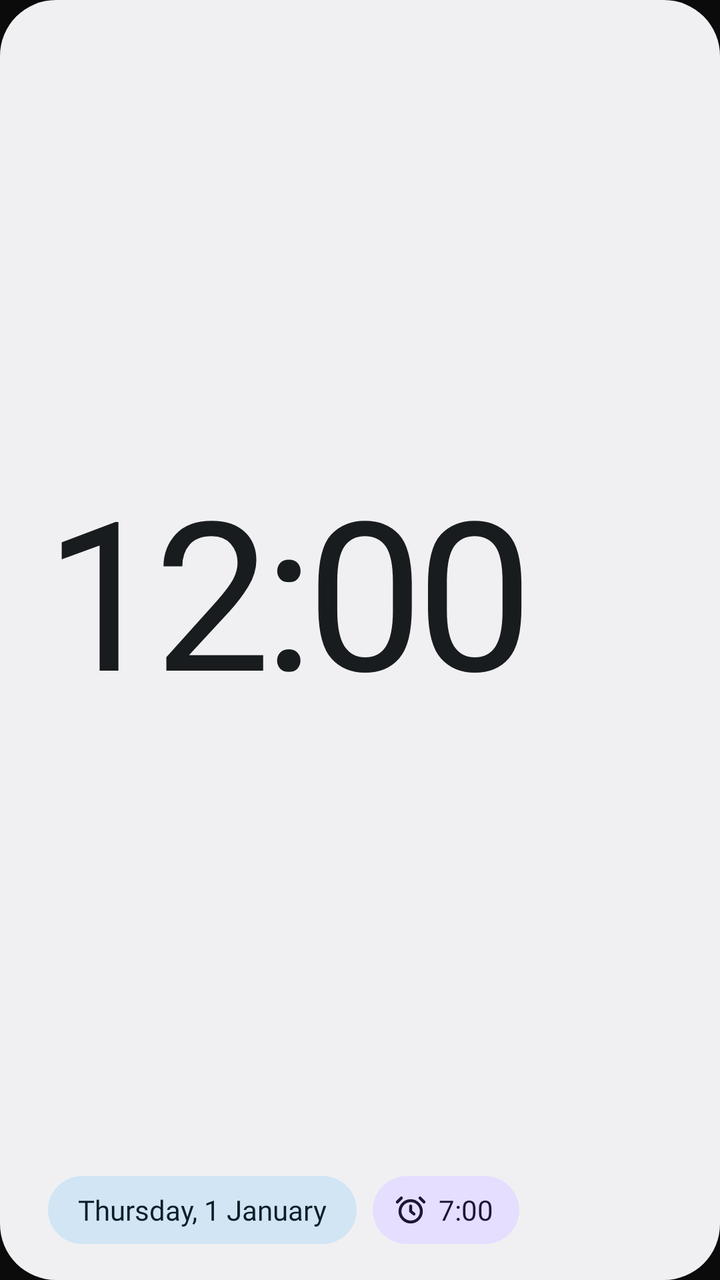
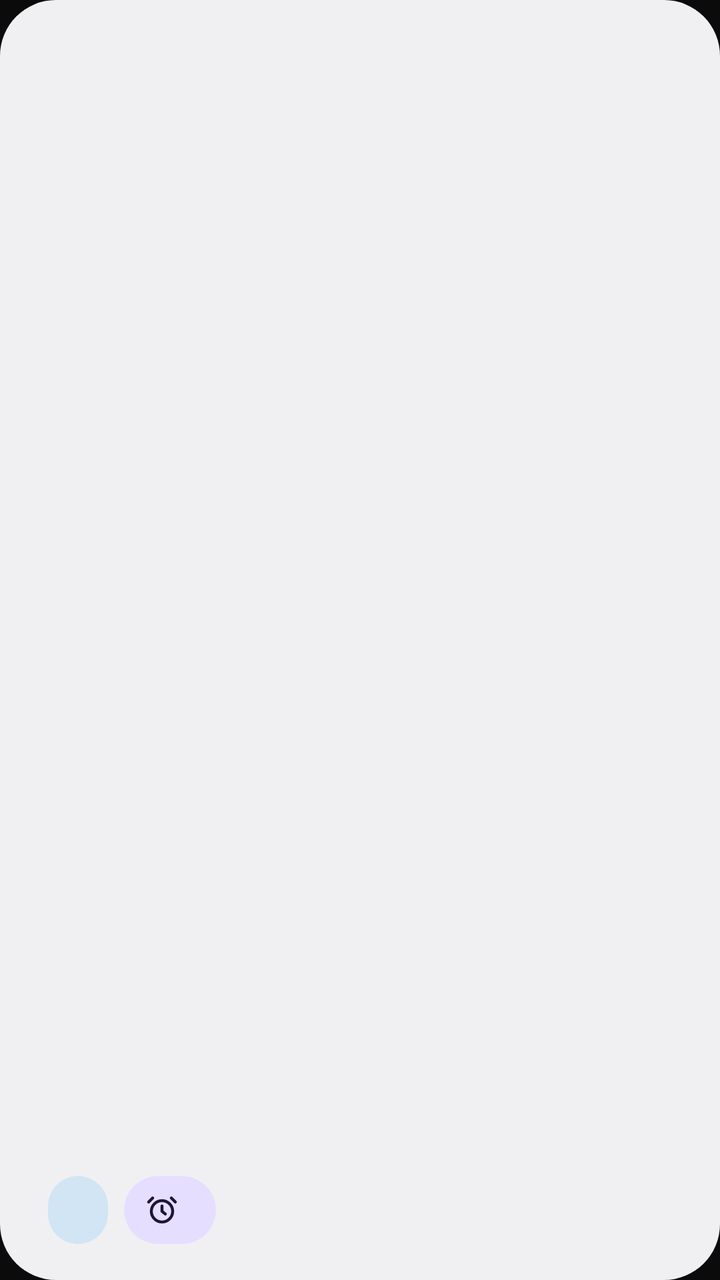

Before-and-after screenshots of an Android layout around one commit, followed by the original layout XML and the change that was made.
<!-- AndroidManifest.xml: application theme AppTheme -->
<!-- res/layout/g_card.xml -->
<?xml version="1.0" encoding="utf-8"?>
<LinearLayout xmlns:android="http://schemas.android.com/apk/res/android"
    android:id="@android:id/background"
    android:layout_width="match_parent"
    android:layout_height="match_parent"
    android:background="@drawable/g_card"
    android:orientation="vertical"
    android:paddingStart="24dp"
    android:paddingTop="20dp"
    android:paddingEnd="22dp"
    android:paddingBottom="18dp">

    <TextClock
        android:layout_width="match_parent"
        android:layout_height="0dp"
        android:layout_weight="1"
        android:autoSizeMaxTextSize="104sp"
        android:autoSizeMinTextSize="36sp"
        android:autoSizeStepGranularity="2sp"
        android:autoSizeTextType="uniform"
        android:fontFamily="@font/gsf_r580"
        android:format12Hour="h:mm"
        android:format24Hour="H:mm"
        android:gravity="start|center_vertical"
        android:includeFontPadding="false"
        android:letterSpacing="-0.035"
        android:maxLines="1"
        android:textColor="@color/g_on_surface" />

    <LinearLayout
        android:layout_width="match_parent"
        android:layout_height="wrap_content"
        android:layout_marginTop="8dp"
        android:gravity="center_vertical"
        android:orientation="horizontal">

        <LinearLayout
            android:layout_width="wrap_content"
            android:layout_height="34dp"
            android:background="@drawable/g_chip_secondary"
            android:gravity="center"
            android:paddingStart="15dp"
            android:paddingEnd="15dp">

            <TextClock
                android:layout_width="wrap_content"
                android:layout_height="wrap_content"
                android:fontFamily="@font/gsf_t540"
                android:format12Hour="EEEE, d MMMM"
                android:format24Hour="EEEE, d MMMM"
                android:maxLines="1"
                android:textColor="@color/g_on_secondary_c"
                android:textSize="14sp" />
        </LinearLayout>

        <LinearLayout
            android:id="@+id/alarm_chip"
            android:layout_width="wrap_content"
            android:layout_height="34dp"
            android:layout_marginStart="8dp"
            android:background="@drawable/g_chip_tertiary"
            android:gravity="center"
            android:orientation="horizontal"
            android:paddingStart="11dp"
            android:paddingEnd="13dp">

            <ImageView
                android:layout_width="16dp"
                android:layout_height="16dp"
                android:src="@drawable/ic_alarm"
                android:tint="@color/g_on_tertiary_c" />

            <TextView
                android:id="@+id/alarm_time"
                android:layout_width="wrap_content"
                android:layout_height="wrap_content"
                android:layout_marginStart="6dp"
                android:fontFamily="@font/gsf_t540"
                android:maxLines="1"
                android:text="7:00"
                android:textColor="@color/g_on_tertiary_c"
                android:textSize="14sp" />
        </LinearLayout>
    </LinearLayout>
</LinearLayout>
<!-- resources referenced by this layout -->
<resources>
  <color name="g_on_secondary_c">@android:color/system_accent2_900</color>
  <color name="g_on_surface">@android:color/system_neutral1_900</color>
  <color name="g_on_tertiary_c">@android:color/system_accent3_900</color>
  <!-- drawable g_card (drawable) -->
  <?xml version="1.0" encoding="utf-8"?>
  <shape xmlns:android="http://schemas.android.com/apk/res/android" android:shape="rectangle">
      <corners android:radius="@android:dimen/system_app_widget_background_radius" />
      <solid android:color="@color/g_surface" />
  </shape>
  <!-- drawable g_chip_secondary (drawable) -->
  <?xml version="1.0" encoding="utf-8"?>
  <shape xmlns:android="http://schemas.android.com/apk/res/android" android:shape="rectangle">
      <corners android:radius="17dp" />
      <solid android:color="@color/g_secondary_c" />
  </shape>
  <!-- drawable g_chip_tertiary (drawable) -->
  <?xml version="1.0" encoding="utf-8"?>
  <shape xmlns:android="http://schemas.android.com/apk/res/android" android:shape="rectangle">
      <corners android:radius="17dp" />
      <solid android:color="@color/g_tertiary_c" />
  </shape>
  <!-- drawable ic_alarm (drawable) -->
  <?xml version="1.0" encoding="utf-8"?>
  <vector xmlns:android="http://schemas.android.com/apk/res/android" android:width="24dp" android:height="24dp" android:viewportWidth="24" android:viewportHeight="24">
      <path android:fillColor="#00000000" android:strokeColor="#FFFFFFFF" android:strokeWidth="2.2" android:strokeLineCap="round" android:strokeLineJoin="round"
          android:pathData="M12,5a8,8 0,1 1,0 16a8,8 0,1 1,0 -16z M12,9v4l2.5,2 M5,3L2,6 M19,3l3,3" />
  </vector>
  <style name="AppTheme" parent="@android:style/Theme.DeviceDefault.NoActionBar">
          <item name="android:windowBackground">@color/app_bg</item>
          <item name="android:statusBarColor">@android:color/transparent</item>
          <item name="android:navigationBarColor">@android:color/transparent</item>
          <item name="android:windowLightStatusBar">false</item>
          <item name="android:windowLightNavigationBar">false</item>
      </style>
  <color name="g_surface">@android:color/system_neutral1_50</color>
  <color name="g_secondary_c">@android:color/system_accent2_100</color>
  <color name="g_tertiary_c">@android:color/system_accent3_100</color>
  <color name="app_bg">#FF0B0B0C</color>
</resources>

<!-- the commit's change to res/layout/g_card.xml (unified diff, before → after) -->
@@ -10,22 +10,12 @@
     android:paddingEnd="22dp"
     android:paddingBottom="18dp">
 
-    <TextClock
+    <FrameLayout
         android:layout_width="match_parent"
         android:layout_height="0dp"
-        android:layout_weight="1"
-        android:autoSizeMaxTextSize="104sp"
-        android:autoSizeMinTextSize="36sp"
-        android:autoSizeStepGranularity="2sp"
-        android:autoSizeTextType="uniform"
-        android:fontFamily="@font/gsf_r580"
-        android:format12Hour="h:mm"
-        android:format24Hour="H:mm"
-        android:gravity="start|center_vertical"
-        android:includeFontPadding="false"
-        android:letterSpacing="-0.035"
-        android:maxLines="1"
-        android:textColor="@color/g_on_surface" />
+        android:layout_weight="1">
+        <ImageView android:id="@+id/t" android:layout_width="wrap_content" android:layout_height="wrap_content" android:layout_gravity="start|center_vertical" android:tint="@color/g_on_surface" />
+    </FrameLayout>
 
     <LinearLayout
         android:layout_width="match_parent"
@@ -41,16 +31,7 @@
             android:gravity="center"
             android:paddingStart="15dp"
             android:paddingEnd="15dp">
-
-            <TextClock
-                android:layout_width="wrap_content"
-                android:layout_height="wrap_content"
-                android:fontFamily="@font/gsf_t540"
-                android:format12Hour="EEEE, d MMMM"
-                android:format24Hour="EEEE, d MMMM"
-                android:maxLines="1"
-                android:textColor="@color/g_on_secondary_c"
-                android:textSize="14sp" />
+            <ImageView android:id="@+id/d" android:layout_width="wrap_content" android:layout_height="wrap_content" android:tint="@color/g_on_secondary_c" />
         </LinearLayout>
 
         <LinearLayout
@@ -63,23 +44,8 @@
             android:orientation="horizontal"
             android:paddingStart="11dp"
             android:paddingEnd="13dp">
-
-            <ImageView
-                android:layout_width="16dp"
-                android:layout_height="16dp"
-                android:src="@drawable/ic_alarm"
-                android:tint="@color/g_on_tertiary_c" />
-
-            <TextView
-                android:id="@+id/alarm_time"
-                android:layout_width="wrap_content"
-                android:layout_height="wrap_content"
-                android:layout_marginStart="6dp"
-                android:fontFamily="@font/gsf_t540"
-                android:maxLines="1"
-                android:text="7:00"
-                android:textColor="@color/g_on_tertiary_c"
-                android:textSize="14sp" />
+            <ImageView android:layout_width="16dp" android:layout_height="16dp" android:src="@drawable/ic_alarm" android:tint="@color/g_on_tertiary_c" />
+            <ImageView android:id="@+id/a" android:layout_width="wrap_content" android:layout_height="wrap_content" android:layout_marginStart="6dp" android:tint="@color/g_on_tertiary_c" />
         </LinearLayout>
     </LinearLayout>
 </LinearLayout>
